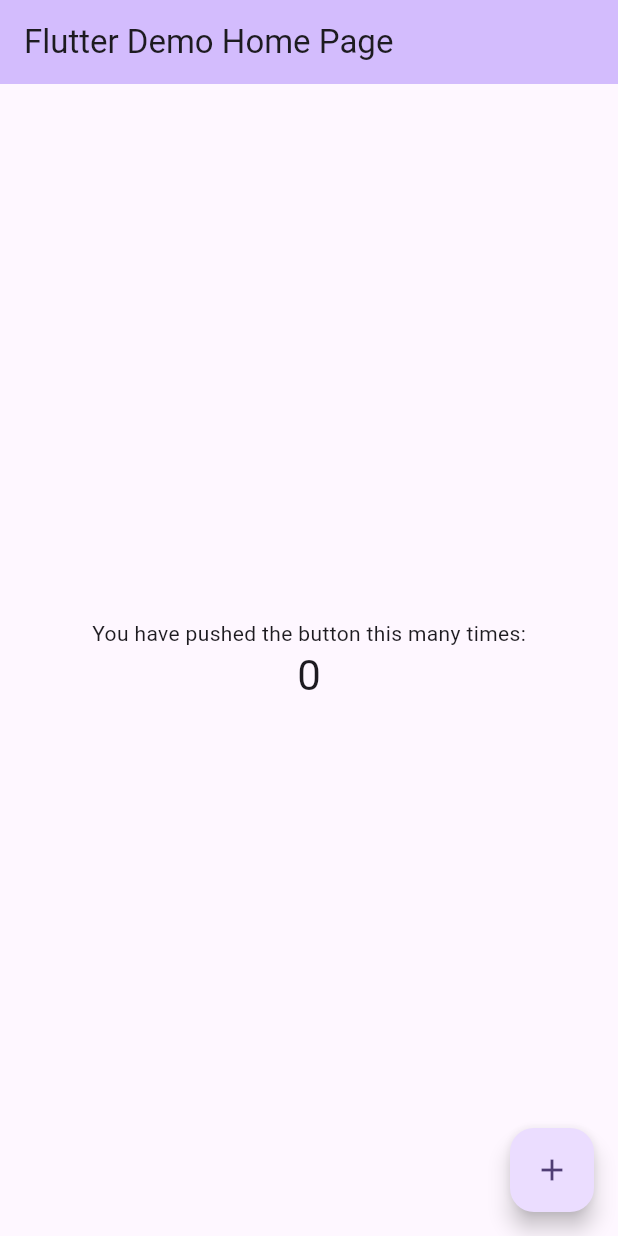
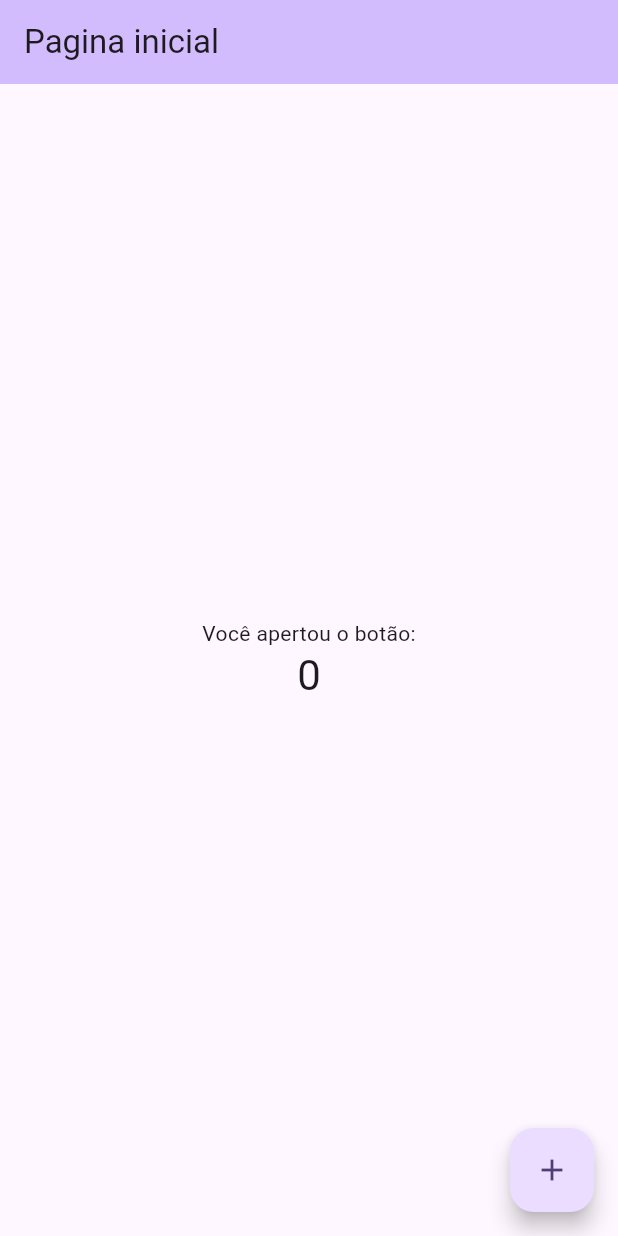
Before and after one commit to Carvalho-TJ/meuappflutter, a Flutter app: the screen it shows after launch, on a phone screen of 412 x 824 dp. Run offline on Flutter 3.47's test engine with Material 2 defaults, Android fonts, the phone set to English and light mode, and no system bars.

Commit message:
alteração de Titulo, cor e legenda

```diff
--- a/lib/main.dart
+++ b/lib/main.dart
@@ -31,7 +31,7 @@ class MyApp extends StatelessWidget {
         colorScheme: ColorScheme.fromSeed(seedColor: Colors.deepPurple),
         useMaterial3: true,
       ),
-      home: const MyHomePage(title: 'Flutter Demo Home Page'),
+      home: const MyHomePage(title: 'Pagina inicial'),
     );
   }
 }
@@ -106,7 +106,7 @@ class _MyHomePageState extends State<MyHomePage> {
           mainAxisAlignment: MainAxisAlignment.center,
           children: <Widget>[
             const Text(
-              'You have pushed the button this many times:',
+              'Você apertou o botão:',
             ),
             Text(
               '$_counter',
```
